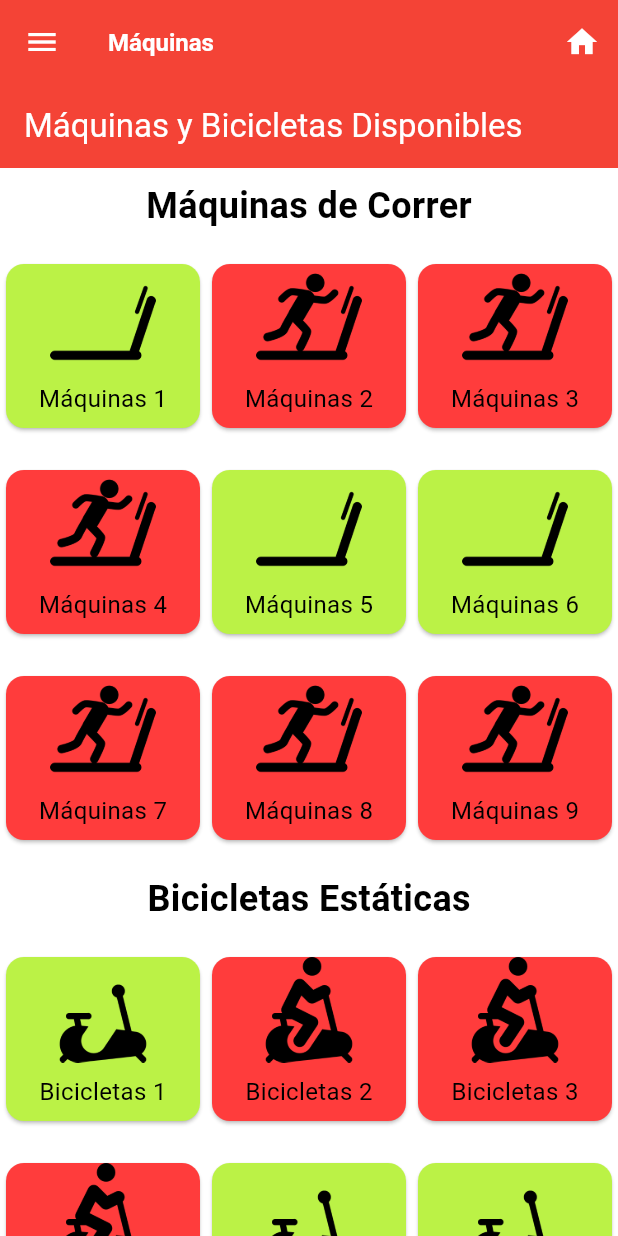
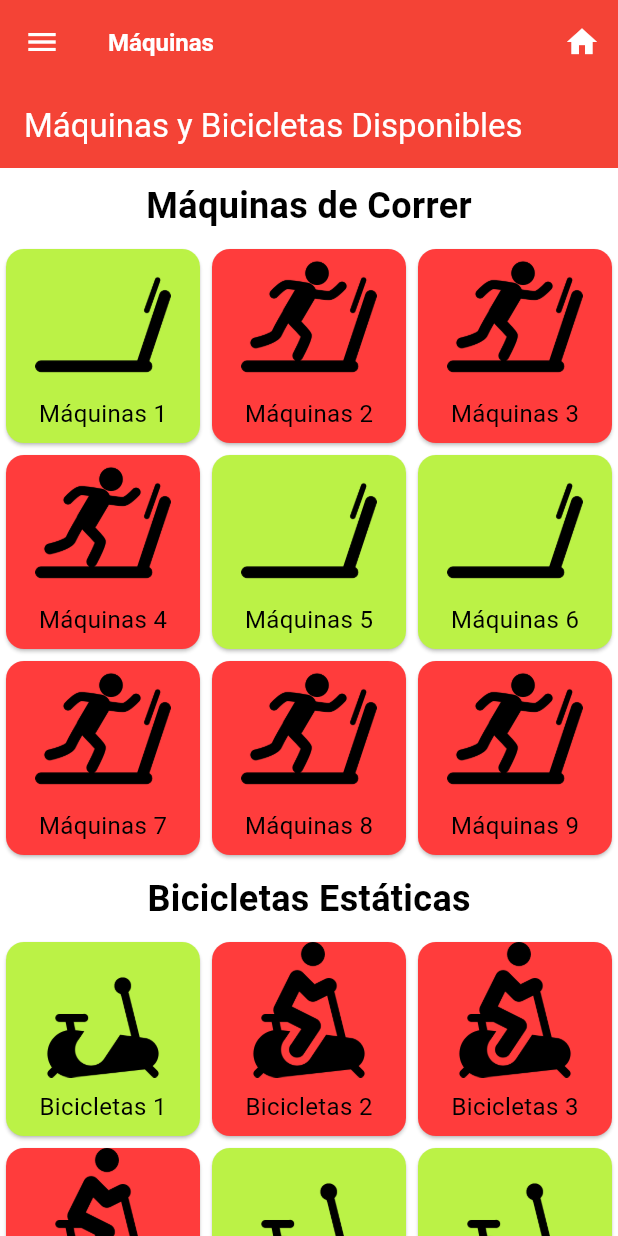
Before and after one commit to Brunitozz/FitPlan, a Flutter app: the screen it shows after launch, on a phone screen of 412 x 824 dp. Run offline on Flutter 3.47's test engine with Material 3 defaults, Android fonts, the light colour scheme and no system bars; our stand-ins replace cloud_firestore, firebase_core; accounts and stored records are empty.

Commit message:
a un paso para conectar con el esp32

```diff
--- a/lib/maquinas.dart
+++ b/lib/maquinas.dart
@@ -1,6 +1,4 @@
-import 'package:cloud_firestore/cloud_firestore.dart';
 import 'package:flutter/material.dart';
-import 'package:http/http.dart' as http;
 
 class MaquinasScreen extends StatefulWidget {
   const MaquinasScreen({Key? key}) : super(key: key);
@@ -12,162 +10,58 @@ class MaquinasScreen extends StatefulWidget {
 class _MaquinasScreenState extends State<MaquinasScreen> {
   late Map<String, Map<String, dynamic>> _maquinasDeCorrer;
   late Map<String, Map<String, dynamic>> _bicicletasEstaticas;
+  static const String imagenMaquina_Ocupada = "assets/maquinas/maquina-ocupada.png";
+  static const String imagenMaquina_Libre = "assets/maquinas/maquina-libre.png";
+  static const String imagenBicicleta_Estatica_Ocupada = "assets/maquinas/bicicleta-estatica-ocupada.png";
+  static const String imagenBicicleta_Estatica_Libre = "assets/maquinas/bicicleta-estatica-libre.png";
 
   @override
   void initState() {
     super.initState();
+
     _maquinasDeCorrer = {
-      'maquina1': {
-        'imagen': 'assets/maquinas/maquina-libre.png',
-        'disponible': 0,
-      },
-      'maquina2': {
-        'imagen': 'assets/maquinas/maquina-ocupada.png',
-        'disponible': 1,
-      },
-      'maquina3': {
-        'imagen': 'assets/maquinas/maquina-ocupada.png',
-        'disponible': 1,
-      },
-      'maquina4': {
-        'imagen': 'assets/maquinas/maquina-ocupada.png',
-        'disponible': 1,
-      },
-      'maquina5': {
-        'imagen': 'assets/maquinas/maquina-libre.png',
-        'disponible': 0,
-      },
-      'maquina6': {
-        'imagen': 'assets/maquinas/maquina-libre.png',
-        'disponible': 0,
-      },
-      'maquina7': {
-        'imagen': 'assets/maquinas/maquina-ocupada.png',
-        'disponible': 1,
-      },
-      'maquina8': {
-        'imagen': 'assets/maquinas/maquina-ocupada.png',
-        'disponible': 1,
-      },
-      'maquina9': {
-        'imagen': 'assets/maquinas/maquina-ocupada.png',
-        'disponible': 1,
-      },
+      'maquina1': {'disponible': 0},
+      'maquina2': {'disponible': 1},
+      'maquina3': {'disponible': 1},
+      'maquina4': {'disponible': 1},
+      'maquina5': {'disponible': 0},
+      'maquina6': {'disponible': 0},
+      'maquina7': {'disponible': 1},
+      'maquina8': {'disponible': 1},
+      'maquina9': {'disponible': 1},
     };
 
     _bicicletasEstaticas = {
-      'bicicleta1': {
-        'imagen': 'assets/maquinas/bicicleta-estatica-libre.png',
-        'disponible': 0,
-      },
-      'bicicleta2': {
-        'imagen': 'assets/maquinas/bicicleta-estatica-ocupada.png',
-        'disponible': 1,
-      },
-      'bicicleta3': {
-        'imagen': 'assets/maquinas/bicicleta-estatica-ocupada.png',
-        'disponible': 1,
-      },
-      'bicicleta4': {
-        'imagen': 'assets/maquinas/bicicleta-estatica-ocupada.png',
-        'disponible': 1,
-      },
-      'bicicleta5': {
-        'imagen': 'assets/maquinas/bicicleta-estatica-libre.png',
-        'disponible': 0,
-      },
-      'bicicleta6': {
-        'imagen': 'assets/maquinas/bicicleta-estatica-libre.png',
-        'disponible': 0,
-      },
-      'bicicleta7': {
-        'imagen': 'assets/maquinas/bicicleta-estatica-ocupada.png',
-        'disponible': 1,
-      },
-      'bicicleta8': {
-        'imagen': 'assets/maquinas/bicicleta-estatica-ocupada.png',
-        'disponible': 1,
-      },
-      'bicicleta9': {
-        'imagen': 'assets/maquinas/bicicleta-estatica-ocupada.png',
-        'disponible': 1,
-      },
+      'bicicleta1': {'disponible': 0},
+      'bicicleta2': {'disponible': 1},
+      'bicicleta3': {'disponible': 1},
+      'bicicleta4': {'disponible': 1},
+      'bicicleta5': {'disponible': 0},
+      'bicicleta6': {'disponible': 0},
+      'bicicleta7': {'disponible': 1},
+      'bicicleta8': {'disponible': 1},
+      'bicicleta9': {'disponible': 1},
     };
   }
 
-  /*void getMaquinas() async {
-    CollectionReference collectionReference =
-        FirebaseFirestore.instance.collection("maquinasDeCorrer");
-    QuerySnapshot maquinasDeCorrer = await collectionReference.get();
-
-    if (maquinasDeCorrer.docs.length != 0) {
+  void _toggleAvailabilityMaquina(String key, Map<String, dynamic> item) async {
     setState(() {
-        for (var maquina in maquinasDeCorrer.docs) {
-          var data = maquina.data() as Map<String, dynamic>;
-          _maquinasDeCorrer[maquina.id] = {
-            'imagen': data['imagen'],
-            'disponible': data['disponible'],
-          };
-        }
+      item['disponible'] = item['disponible'] == 0 ? 1 : 0;
     });
   }
+
+  void _toggleAvailabilityBicicleta(String key, Map<String, dynamic> item) async {
+    setState(() {
+      item['disponible'] = item['disponible'] == 0 ? 1 : 0;
+    });
   }
 
-  void getBicicletas() async {
-    CollectionReference collectionReference =
-        FirebaseFirestore.instance.collection("bicicletasEstaticas");
-    QuerySnapshot bicicletasEstaticas = await collectionReference.get();
-
-    if (bicicletasEstaticas.docs.length != 0) {
-      setState(() {
-        for (var maquina in bicicletasEstaticas.docs) {
-          var data = maquina.data() as Map<String, dynamic>;
-          _bicicletasEstaticas[maquina.id] = {
-            'imagen': data['imagen'],
-            'disponible': data['disponible'],
-          };
-        }
-      });
-    }
-  }*/
-
-  void _toggleAvailabilityMaquina(
-      String key, Map<String, dynamic> item) async {
-    setState(() {
-      if (item['disponible'] == 0) {
-        item['disponible'] = 1;
-        item['imagen'] = 'assets/maquinas/maquina-ocupada.png';
-      } else {
-        item['disponible'] = 0;
-        item['imagen'] = 'assets/maquinas/maquina-libre.png';
-      }
-    });
-
-    /*await FirebaseFirestore.instance.collection('maquinas').doc(key).set({
-      'disponible': item['disponible'],
-      'imagen': item['imagen'],
-    });*/
+  String _getImageForMaquina(bool isAvailable) {
+    return isAvailable ? imagenMaquina_Libre : imagenMaquina_Ocupada;
   }
 
-  void _toggleAvailabilityBicicleta(
-      String key, Map<String, dynamic> item) async {
-    setState(() {
-      if (item['disponible'] == 0) {
-        item['disponible'] = 1;
-        item['imagen'] = 'assets/maquinas/bicicleta-estatica-ocupada.png';
-      } else {
-        item['disponible'] = 0;
-        item['imagen'] = 'assets/maquinas/bicicleta-estatica-libre.png';
-      }
-    });
-
-    /*await FirebaseFirestore.instance
-        .collection('bicicletasEstaticas')
-        .doc(key)
-        .set({
-      'disponible': item['disponible'],
-      'imagen': item['imagen'],
-    });*/
+  String _getImageForBicicleta(bool isAvailable) {
+    return isAvailable ? imagenBicicleta_Estatica_Libre : imagenBicicleta_Estatica_Ocupada;
   }
 
   @override
@@ -184,12 +78,14 @@ class _MaquinasScreenState extends State<MaquinasScreen> {
               items: _maquinasDeCorrer,
               crossAxisCount: 3,
               onItemTap: _toggleAvailabilityMaquina,
+              getImage: _getImageForMaquina,
             ),
             SectionGrid(
               title: 'Bicicletas Estáticas',
               items: _bicicletasEstaticas,
               crossAxisCount: 3,
               onItemTap: _toggleAvailabilityBicicleta,
+              getImage: _getImageForBicicleta,
             ),
           ],
         ),
@@ -198,25 +94,20 @@ class _MaquinasScreenState extends State<MaquinasScreen> {
   }
 }
 
-class SectionGrid extends StatefulWidget {
+class SectionGrid extends StatelessWidget {
   final String title;
   final Map<String, Map<String, dynamic>> items;
   final int crossAxisCount;
   final void Function(String, Map<String, dynamic>) onItemTap;
+  final String Function(bool) getImage;
 
   const SectionGrid({
     required this.title,
     required this.items,
     required this.crossAxisCount,
     required this.onItemTap,
+    required this.getImage,
   });
-
-  @override
-  _SectionGridState createState() => _SectionGridState();
-}
-
-class _SectionGridState extends State<SectionGrid> {
-  final Map<int, bool> _hovering = {};
 
   @override
   Widget build(BuildContext context) {
@@ -225,7 +116,7 @@ class _SectionGridState extends State<SectionGrid> {
         Padding(
           padding: const EdgeInsets.all(8.0),
           child: Text(
-            widget.title,
+            title,
             style: TextStyle(fontSize: 24, fontWeight: FontWeight.bold),
           ),
         ),
@@ -233,44 +124,37 @@ class _SectionGridState extends State<SectionGrid> {
           shrinkWrap: true,
           physics: NeverScrollableScrollPhysics(),
           gridDelegate: SliverGridDelegateWithFixedCrossAxisCount(
-            crossAxisCount: widget.crossAxisCount, // Número de columnas
-            childAspectRatio: 1, // Aspecto de las celdas
+            crossAxisCount: crossAxisCount,
+            childAspectRatio: 1,
           ),
-          itemCount: widget.items.length, // Número de elementos (celdas)
+          itemCount: items.length,
           itemBuilder: (BuildContext context, int index) {
-            String key = widget.items.keys.elementAt(index);
-            Map<String, dynamic> item = widget.items[key]!;
-            Color cardColor = item['disponible'] == 0
-                ? Color(0xFFBBF246) // Color verde personalizado
-                : Color(0xFFFF3C3C); // Color rojo personalizado
+            String key = items.keys.elementAt(index);
+            Map<String, dynamic> item = items[key]!;
+            bool isAvailable = item['disponible'] == 0;
 
             return InkWell(
               onTap: () {
-                widget.onItemTap(key, item);
+                onItemTap(key, item);
               },
-              child: AnimatedContainer(
-                duration: Duration(milliseconds: 200),
-                margin: EdgeInsets.symmetric(
-                    vertical: _hovering[index] ?? false ? 0 : 10),
               child: Card(
-                  color: cardColor,
+                color: isAvailable ? Color(0xFFBBF246) : Color(0xFFFF3C3C),
                 child: Column(
                   children: [
                     Expanded(
                       child: Image.asset(
-                          item['imagen'],
+                        getImage(isAvailable),
                         fit: BoxFit.cover,
                       ),
                     ),
                     Padding(
                       padding: const EdgeInsets.all(8.0),
                       child: Text(
-                          '${widget.title.split(' ')[0]} ${index + 1}', // Nombre del ítem
+                        '${title.split(' ')[0]} ${index + 1}',
                         style: TextStyle(fontSize: 16),
                       ),
                     ),
                   ],
-                  ),
                 ),
               ),
             );
```
Lines whose indentation alone changed are shown as unchanged.
